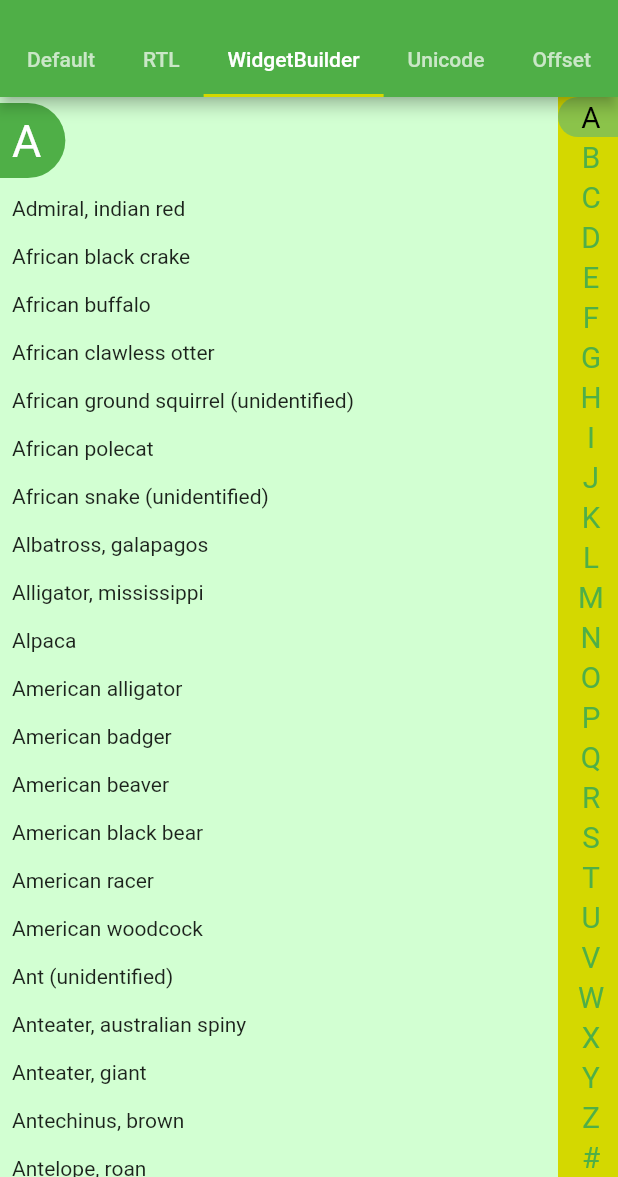
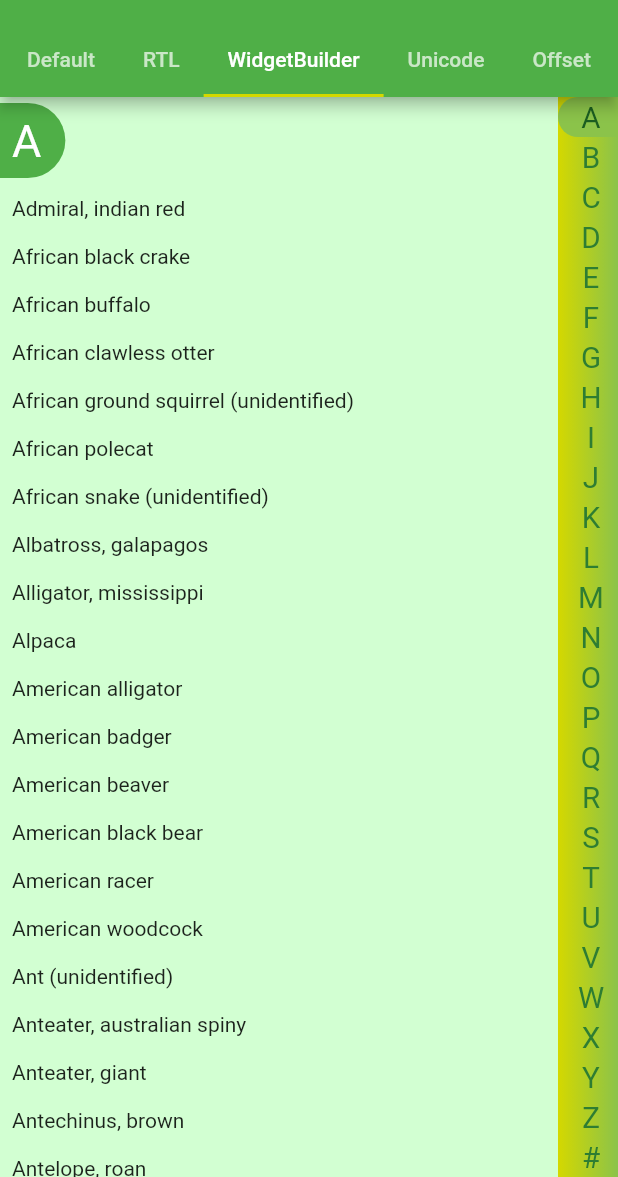
Before and after one commit to cosee/alphabet_list_view, a Flutter app: the screen it shows after launch, tab 3 chosen, on a phone screen of 412 x 824 dp, the part 59-1236 px from its top. Run offline on Flutter 3.47's test engine with Material 3 defaults, Android fonts, the phone set to English and light mode, and no system bars; our stand-ins replace flutter_sticky_header.

Commit message:
Update example

```diff
--- a/example/lib/pages/widget_builder.dart
+++ b/example/lib/pages/widget_builder.dart
@@ -40,12 +40,19 @@ class ExampleWidgetBuilder extends StatelessWidget {
         ),
         scrollbarOptions: ScrollbarOptions(
           jumpToSymbolsWithNoEntries: true,
-          backgroundColor: Theme.of(context).colorScheme.secondary,
+          decoration: BoxDecoration(
+            gradient: LinearGradient(
+              colors: [
+                Theme.of(context).colorScheme.secondary,
+                Colors.lightGreen,
+              ],
+            ),
+          ),
           symbolBuilder: (context, symbol, state) {
             final color = switch (state) {
-              AlphabetScrollbarItemState.active => Colors.black,
+              AlphabetScrollbarItemState.active => Colors.green[900],
               AlphabetScrollbarItemState.deactivated => Colors.lightGreen,
-              _ => Theme.of(context).colorScheme.primary,
+              _ => Colors.green[800],
             };
 
             return Container(
```
Also changed, not shown: example/pubspec.lock.
